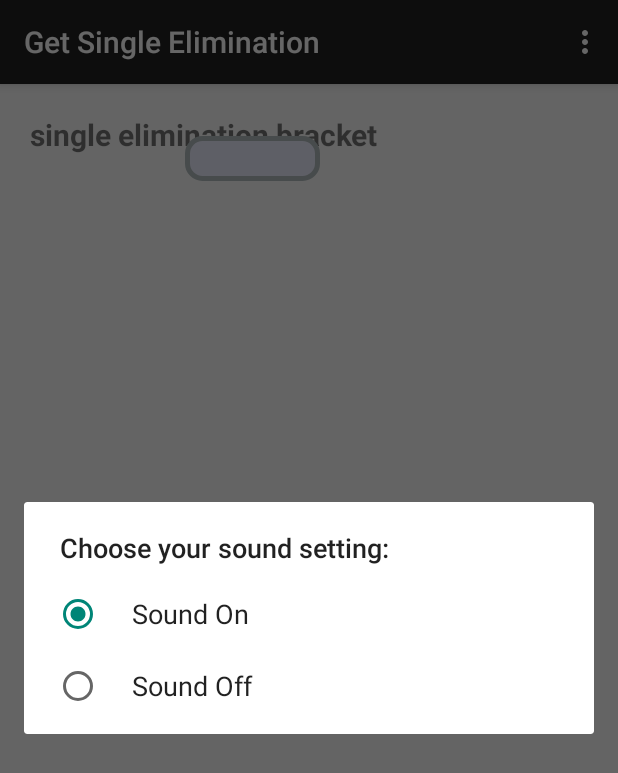
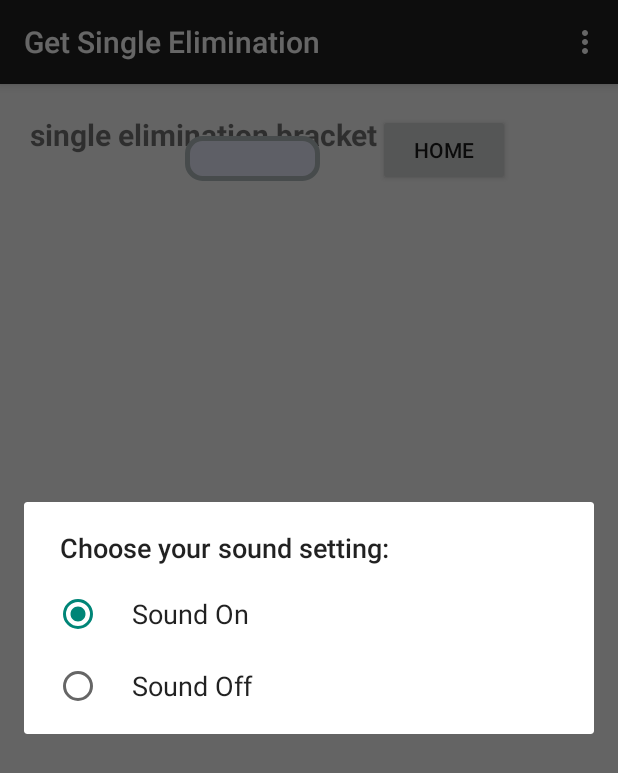
Before and after one commit to aak849/AndroidBracketGenerator0, an Android app: the SingleElimination screen opened directly, with no data from a screen before it, in the options menu, after a tap on "Sound", on a phone screen of 412 x 824 dp. Shown: the top 773 px of the screen. Run offline under Robolectric (Android 15) with nearby library versions, the phone set to English and light mode, and no system bars; libraries missing offline, so code that uses them is left out: com.firebase.client; pictures from the network do not load; 3 statements that could not run were skipped.

Commit message:
Added Icon, Invalid Email Format, and Home button.

```diff
--- a/app/src/main/AndroidManifest.xml
+++ b/app/src/main/AndroidManifest.xml
@@ -6,7 +6,7 @@
 
     <application
         android:allowBackup="true"
-        android:icon="@mipmap/ic_launcher"
+        android:icon="@drawable/icon"
         android:label="@string/app_name"
         android:theme="@style/AppTheme"
         android:name=".GlobalState">
--- a/app/src/main/java/cs378/bracketapp/SingleElimination.java
+++ b/app/src/main/java/cs378/bracketapp/SingleElimination.java
@@ -423,4 +423,10 @@ public class SingleElimination extends ActionBarActivity{
         return calculatedId;
     }
 
+    public void onReturnHome(View v) {
+        Intent intent = new Intent(getApplicationContext(), LoginActivity.class);
+        intent.addFlags(Intent.FLAG_ACTIVITY_CLEAR_TOP);
+        startActivity(intent);
+    }
+
 }
--- a/app/src/main/res/layout/single_elimination_layout.xml
+++ b/app/src/main/res/layout/single_elimination_layout.xml
@@ -27,7 +27,18 @@
             <TextView
                 android:layout_width="wrap_content"
                 android:layout_height="wrap_content"
-                android:text=""/>
+                android:text=""
+                android:id="@+id/textView19" />
+
+            <Button
+                android:layout_width="wrap_content"
+                android:layout_height="wrap_content"
+                android:text="Home"
+                android:id="@+id/button2"
+                android:layout_alignParentTop="true"
+                android:layout_toRightOf="@+id/single_elimination_title"
+                android:layout_toEndOf="@+id/single_elimination_title"
+                android:onClick="onReturnHome" />
 
 
         </RelativeLayout>
```
Also changed, not shown: app/src/main/java/cs378/bracketapp/LoginActivity.java (+25 -0 lines), app/src/main/res/layout/activity_login.xml (+9 -0 lines), app/src/main/res/drawable/icon.png (added), 2 other files.
